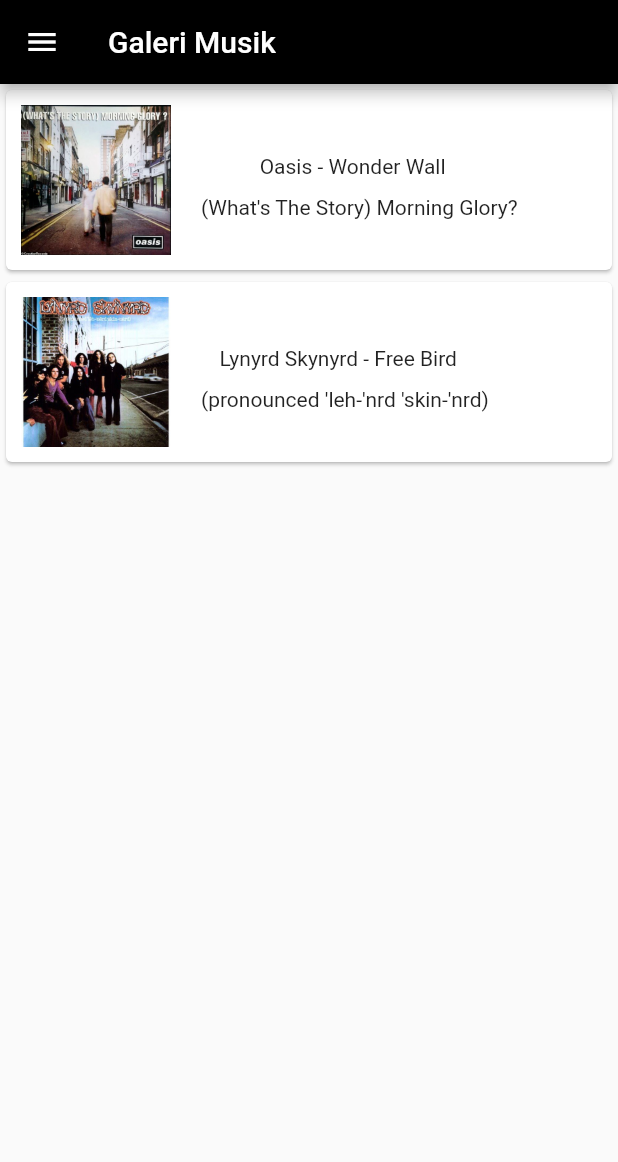
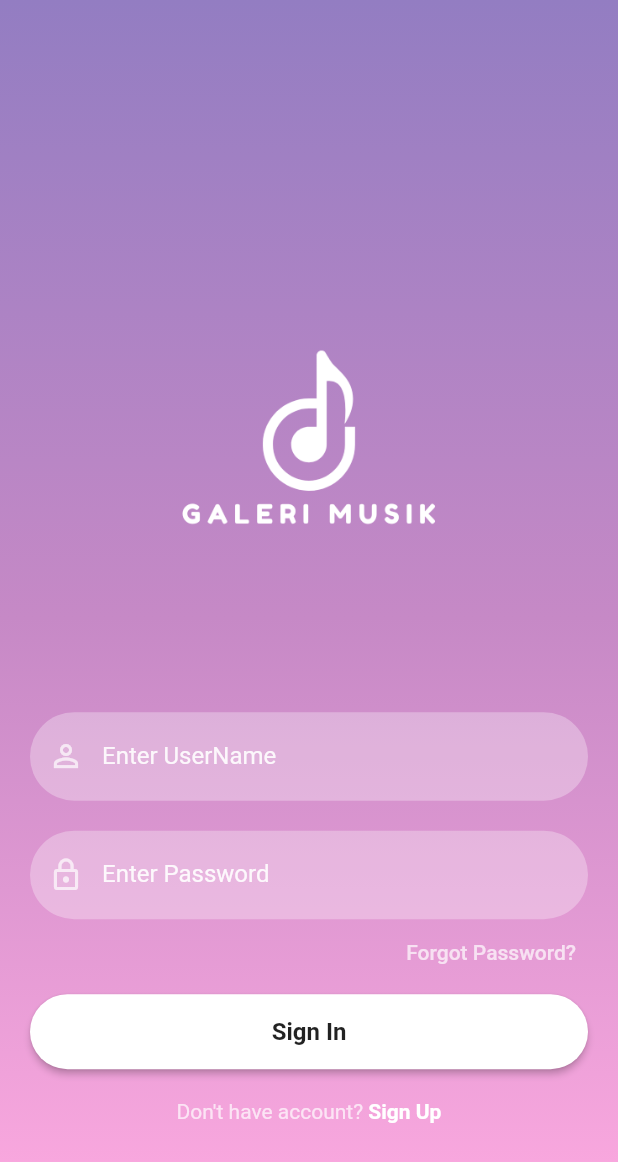
Before and after one commit to dfs1983/kelompok7_flutter, a Flutter app: the screen it shows after launch, on a phone screen of 412 x 824 dp. Shown: the top 1162 px of the screen. Run offline on Flutter 3.47's test engine with Material 2 defaults, Android fonts, the light colour scheme and no system bars; our stand-ins replace firebase_auth, firebase_core, share_plus; accounts and stored records are empty.

Commit message:
Project 3: Penambahan login, signup, dan signin

```diff
--- a/lib/artikel_layout.dart
+++ b/lib/artikel_layout.dart
@@ -12,7 +12,6 @@
       appBar: AppBar(
         title: Text(musik.nama),
         backgroundColor: Colors.black,
-
       ),
       body: Column(
         crossAxisAlignment: CrossAxisAlignment.center,
--- a/lib/musik.dart
+++ b/lib/musik.dart
@@ -62,4 +62,9 @@
       nama: "Lynyrd Skynyrd - Free Bird",
       deskripsi: "Ini deskripsi",
       album: "(pronounced 'leh-'nrd 'skin-'nrd)"),
+  Musik(
+      gambar: "",
+      nama: "",
+      deskripsi: "",
+      album: ""),
 ];
--- /dev/null
+++ b/lib/reusable_widgets/reusable_widget.dart
@@ -0,0 +1,68 @@
+import 'package:flutter/material.dart';
+
+Image logoWidget(String imageName) {
+  return Image.asset(
+    imageName,
+    fit: BoxFit.fitWidth,
+    width: 280,
+    height: 280,
+    color: Colors.white,
+  );
+}
+
+TextField reusableTextField(String text, IconData icon, bool isPasswordType,
+    TextEditingController controller) {
+  return TextField(
+    controller: controller,
+    obscureText: isPasswordType,
+    enableSuggestions: !isPasswordType,
+    autocorrect: !isPasswordType,
+    cursorColor: Colors.white,
+    style: TextStyle(color: Colors.white.withOpacity(0.9)),
+    decoration: InputDecoration(
+      prefixIcon: Icon(
+        icon,
+        color: Colors.white70,
+      ),
+      labelText: text,
+      labelStyle: TextStyle(color: Colors.white.withOpacity(0.9)),
+      filled: true,
+      floatingLabelBehavior: FloatingLabelBehavior.never,
+      fillColor: Colors.white.withOpacity(0.3),
+      border: OutlineInputBorder(
+          borderRadius: BorderRadius.circular(30.0),
+          borderSide: const BorderSide(width: 0, style: BorderStyle.none)),
+    ),
+    keyboardType: isPasswordType
+        ? TextInputType.visiblePassword
+        : TextInputType.emailAddress,
+  );
+}
+
+Container firebaseButton(BuildContext context, String title, Function onTap) {
+  return Container(
+    width: MediaQuery.of(context).size.width,
+    height: 50,
+    margin: const EdgeInsets.fromLTRB(0, 10, 0, 20),
+    decoration: BoxDecoration(borderRadius: BorderRadius.circular(90)),
+    child: ElevatedButton(
+      onPressed: () {
+        onTap();
+      },
+      child: Text(
+        title,
+        style: const TextStyle(
+            color: Colors.black87, fontWeight: FontWeight.bold, fontSize: 16),
+      ),
+      style: ButtonStyle(
+          backgroundColor: MaterialStateProperty.resolveWith((states) {
+            if (states.contains(MaterialState.pressed)) {
+              return Colors.black26;
+            }
+            return Colors.white;
+          }),
+          shape: MaterialStateProperty.all<RoundedRectangleBorder>(
+              RoundedRectangleBorder(borderRadius: BorderRadius.circular(30)))),
+    ),
+  );
+}
--- /dev/null
+++ b/lib/screens/signin_screen.dart
@@ -0,0 +1,115 @@
+import 'package:firebase_auth/firebase_auth.dart';
+import 'package:flutter/material.dart';
+import 'package:flutter/src/widgets/container.dart';
+import 'package:flutter/src/widgets/framework.dart';
+import 'package:flutter1/main.dart';
+import 'package:flutter1/screens/reset_password.dart';
+import 'package:flutter1/screens/signup_screen.dart';
+import 'package:flutter1/utils/color_utils.dart';
+
+import '../reusable_widgets/reusable_widget.dart';
+
+class SignInScreen extends StatefulWidget {
+  const SignInScreen({super.key});
+
+  @override
+  State<SignInScreen> createState() => _SignInScreenState();
+}
+
+class _SignInScreenState extends State<SignInScreen> {
+  TextEditingController _passwordTextController = TextEditingController();
+  TextEditingController _emailTextController = TextEditingController();
+  @override
+  Widget build(BuildContext context) {
+    return Scaffold(
+      body: Container(
+        width: MediaQuery.of(context).size.width,
+        height: MediaQuery.of(context).size.height,
+        decoration: BoxDecoration(
+            gradient: LinearGradient(colors: [
+          hexStringToColor("937DC2"),
+          hexStringToColor("C689C6"),
+          hexStringToColor("FFABE1")
+        ], begin: Alignment.topCenter, end: Alignment.bottomCenter)),
+        child: SingleChildScrollView(
+          child: Padding(
+            padding: EdgeInsets.fromLTRB(
+                20, MediaQuery.of(context).size.height * 0.2, 20, 0),
+            child: Column(
+              children: <Widget>[
+                logoWidget("assets/logo-signin.png"),
+                const SizedBox(
+                  height: 30,
+                ),
+                reusableTextField("Enter UserName", Icons.person_outline, false,
+                    _emailTextController),
+                const SizedBox(
+                  height: 20,
+                ),
+                reusableTextField("Enter Password", Icons.lock_outline, true,
+                    _passwordTextController),
+                const SizedBox(
+                  height: 5,
+                ),
+                forgetPassword(context),
+                firebaseButton(context, "Sign In", () {
+                  FirebaseAuth.instance
+                      .signInWithEmailAndPassword(
+                          email: _emailTextController.text,
+                          password: _passwordTextController.text)
+                      .then((value) {
+                    Navigator.push(
+                        context,
+                        MaterialPageRoute(
+                            builder: (context) =>
+                                MyHomePage(title: 'Galeri Musik')));
+                  }).onError((error, stackTrace) {
+                    print("Error ${error.toString()}");
+                  });
+                }),
+                signUpOption()
+              ],
+            ),
+          ),
+        ),
+      ),
+    );
+  }
+
+  Row signUpOption() {
+    return Row(
+      mainAxisAlignment: MainAxisAlignment.center,
+      children: [
+        const Text("Don't have account?",
+            style: TextStyle(color: Colors.white70)),
+        GestureDetector(
+          onTap: () {
+            Navigator.push(context,
+                MaterialPageRoute(builder: (context) => SignUpScreen()));
+          },
+          child: const Text(
+            " Sign Up",
+            style: TextStyle(color: Colors.white, fontWeight: FontWeight.bold),
+          ),
+        )
+      ],
+    );
+  }
+
+  Widget forgetPassword(BuildContext context) {
+    return Container(
+      width: MediaQuery.of(context).size.width,
+      height: 35,
+      alignment: Alignment.bottomRight,
+      child: TextButton(
+        child: const Text(
+          "Forgot Password?",
+          style: TextStyle(color: Colors.white70),
+          textAlign: TextAlign.right,
+        ),
+        onPressed: () => Navigator.push(
+            context, MaterialPageRoute(builder: (context) => ResetPassword())),
+      ),
+    );
+  }
+}
--- /dev/null
+++ b/lib/utils/color_utils.dart
@@ -0,0 +1,9 @@
+import 'package:flutter/material.dart';
+
+hexStringToColor(String hexColor) {
+  hexColor = hexColor.toUpperCase().replaceAll("#", "");
+  if (hexColor.length == 6) {
+    hexColor = "FF" + hexColor;
+  }
+  return Color(int.parse(hexColor, radix: 16));
+}
--- a/pubspec.yaml
+++ b/pubspec.yaml
@@ -36,6 +36,8 @@
   # The following adds the Cupertino Icons font to your application.
   # Use with the CupertinoIcons class for iOS style icons.
   cupertino_icons: ^1.0.2
+  firebase_auth: ^3.11.1
+  firebase_core: ^1.24.0
 
 dev_dependencies:
   flutter_test:
@@ -66,6 +68,7 @@
     - assets/avatar1.jpg
     - assets/lynyrdskynyrd_cover.jpg
     - assets/oasis_cover.jpg
+    - assets/logo-signin.png
 
   # An image asset can refer to one or more resolution-specific "variants", see
   # https://flutter.dev/assets-and-images/#resolution-aware
```
Also changed, not shown: lib/NavBar.dart (+19 -9 lines), lib/main.dart (+28 -6 lines), lib/screens/reset_password.dart (added, +67 -0 lines), lib/screens/signup_screen.dart (added, +85 -0 lines), assets/logo-signin.png (added), pubspec.lock, 3 other files.
